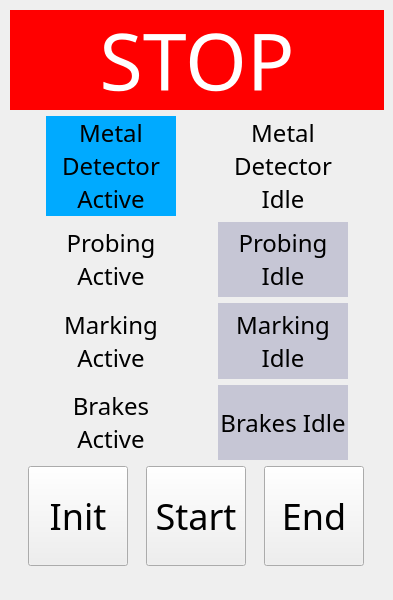
Above: resource/minebot_gui.ui from clearfield-robotics-ros/gui before the change. Below: the same form after it.
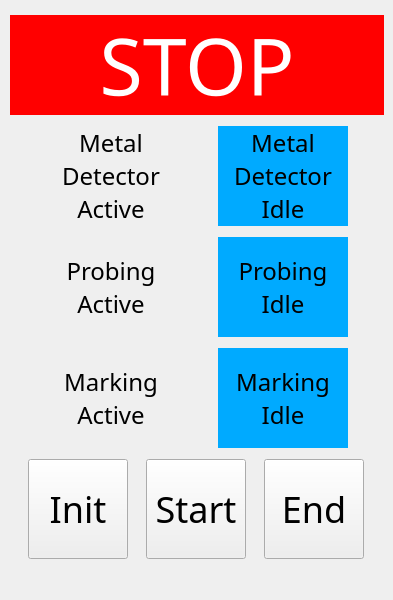
That is the form after the change.

Commit message: mode transitions complete

What changed in the file:
```diff
--- a/resource/minebot_gui.ui
+++ b/resource/minebot_gui.ui
@@ -224,8 +224,7 @@
          </font>
         </property>
         <property name="styleSheet">
-         <string notr="true">background-color: rgb(0, 170, 127);
-background-color: rgb(0, 170, 255);</string>
+         <string notr="true"/>
         </property>
         <property name="frameShape">
          <enum>QFrame::Box</enum>
@@ -276,6 +275,9 @@
           <pointsize>18</pointsize>
          </font>
         </property>
+        <property name="styleSheet">
+         <string notr="true">background-color: rgb(0, 170, 255);</string>
+        </property>
         <property name="text">
          <string>Metal Detector Idle</string>
         </property>
@@ -367,7 +369,7 @@
          </font>
         </property>
         <property name="styleSheet">
-         <string notr="true">background-color: rgb(198, 198, 213);</string>
+         <string notr="true">background-color: rgb(0, 170, 255);</string>
         </property>
         <property name="text">
          <string>Probing Idle</string>
@@ -460,7 +462,7 @@
          </font>
         </property>
         <property name="styleSheet">
-         <string notr="true">background-color: rgb(198, 198, 213);</string>
+         <string notr="true">background-color: rgb(0, 170, 255);</string>
         </property>
         <property name="text">
          <string>Marking Idle</string>
@@ -481,99 +483,6 @@
       </item>
      </layout>
     </item>
-    <item>
-     <layout class="QHBoxLayout" name="horizontalLayout_4">
-      <item>
-       <widget class="QLabel" name="label_8">
-        <property name="sizePolicy">
-         <sizepolicy hsizetype="Maximum" vsizetype="Maximum">
-          <horstretch>0</horstretch>
-          <verstretch>0</verstretch>
-         </sizepolicy>
-        </property>
-        <property name="minimumSize">
-         <size>
-          <width>100</width>
-          <height>0</height>
-         </size>
-        </property>
-        <property name="maximumSize">
-         <size>
-          <width>130</width>
-          <height>100</height>
-         </size>
-        </property>
-        <property name="font">
-         <font>
-          <family>Ubuntu Mono</family>
-          <pointsize>18</pointsize>
-         </font>
-        </property>
-        <property name="text">
-         <string>Brakes Active</string>
-        </property>
-        <property name="textFormat">
-         <enum>Qt::AutoText</enum>
-        </property>
-        <property name="scaledContents">
-         <bool>false</bool>
-        </property>
-        <property name="alignment">
-         <set>Qt::AlignCenter</set>
-        </property>
-        <property name="wordWrap">
-         <bool>true</bool>
-        </property>
-       </widget>
-      </item>
-      <item>
-       <widget class="QLabel" name="label_9">
-        <property name="sizePolicy">
-         <sizepolicy hsizetype="Maximum" vsizetype="Maximum">
-          <horstretch>0</horstretch>
-          <verstretch>0</verstretch>
-         </sizepolicy>
-        </property>
-        <property name="minimumSize">
-         <size>
-          <width>100</width>
-          <height>0</height>
-         </size>
-        </property>
-        <property name="maximumSize">
-         <size>
-          <width>130</width>
-          <height>100</height>
-         </size>
-        </property>
-        <property name="font">
-         <font>
-          <family>Ubuntu Mono</family>
-          <pointsize>18</pointsize>
-         </font>
-        </property>
-        <property name="styleSheet">
-         <string notr="true">background-color: rgb(198, 198, 213);</string>
-        </property>
-        <property name="text">
-         <string>Brakes Idle</string>
-        </property>
-        <property name="textFormat">
-         <enum>Qt::AutoText</enum>
-        </property>
-        <property name="scaledContents">
-         <bool>false</bool>
-        </property>
-        <property name="alignment">
-         <set>Qt::AlignCenter</set>
-        </property>
-        <property name="wordWrap">
-         <bool>true</bool>
-        </property>
-       </widget>
-      </item>
-     </layout>
-    </item>
     <item>
      <layout class="QHBoxLayout" name="horizontalLayout_5">
       <property name="spacing">
@@ -616,11 +525,17 @@
       <item>
        <widget class="QPushButton" name="startButton">
         <property name="sizePolicy">
-         <sizepolicy hsizetype="Maximum" vsizetype="Minimum">
+         <sizepolicy hsizetype="Maximum" vsizetype="Fixed">
           <horstretch>0</horstretch>
           <verstretch>0</verstretch>
          </sizepolicy>
         </property>
+        <property name="minimumSize">
+         <size>
+          <width>0</width>
+          <height>100</height>
+         </size>
+        </property>
         <property name="maximumSize">
          <size>
           <width>100</width>
@@ -641,11 +556,17 @@
       <item>
        <widget class="QPushButton" name="endButton">
         <property name="sizePolicy">
-         <sizepolicy hsizetype="Minimum" vsizetype="Minimum">
+         <sizepolicy hsizetype="Minimum" vsizetype="Fixed">
           <horstretch>0</horstretch>
           <verstretch>0</verstretch>
          </sizepolicy>
         </property>
+        <property name="minimumSize">
+         <size>
+          <width>0</width>
+          <height>100</height>
+         </size>
+        </property>
         <property name="maximumSize">
          <size>
           <width>100</width>
```
Left out of the diff: 4 changed lines with no effect on the pictures. The commit also changes 2 other files.
